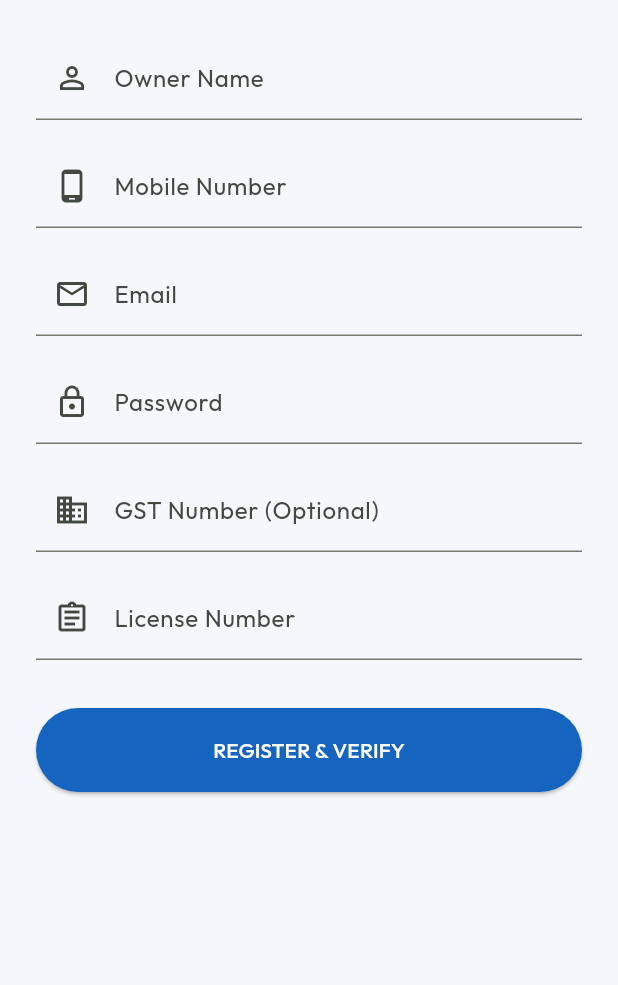
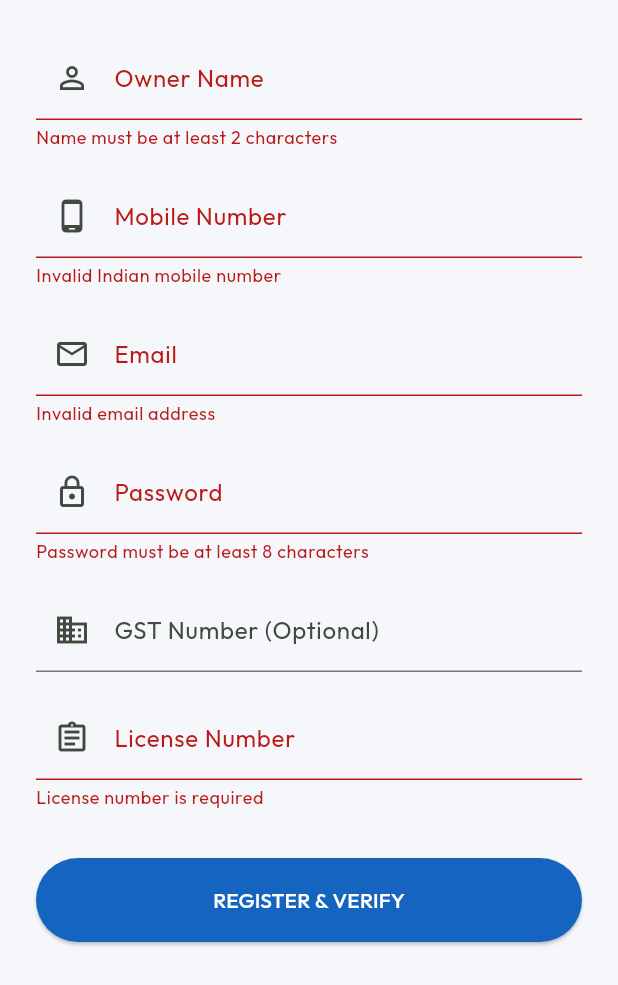
Before and after one commit to raghavkumar09/medicalvyapar-app, a Flutter app: the RegisterView widget shown alone on an empty page, opened directly, after a tap on "REGISTER & VERIFY", on a phone screen of 412 x 824 dp. Shown: the top 985 px of the screen. Run offline on Flutter 3.47's test engine with Material 3 defaults, Android fonts, the phone set to English and light mode, and no system bars; our stand-ins replace dartz, dio, equatable, flutter_bloc, flutter_dotenv, get_it and 3 more; accounts and stored records are empty; network calls fail.

Commit message:
feat(auth): improve error handling and form validation
- Add DioException handling in auth repository with detailed error extraction
* Parse validation errors array from API responses
* Extract message field from error responses
* Provide fallback network error messages
- Enhance SnackBar display logic in OTP and register pages
* Check if route is current before showing messages to prevent orphaned snackbars
* Hide previous snackbars before showing new ones
- Add form validation to register view
* Implement FormKey for form state management
* Validate form before sending OTP request
- Improve input data handling in registration
* Trim whitespace from all text inputs before submission
* Handle optional GST number field correctly
- Better error messaging and user feedback throughout auth flow

```diff
--- a/lib/features/auth/presentation/views/register_view.dart
+++ b/lib/features/auth/presentation/views/register_view.dart
@@ -16,6 +16,7 @@ class RegisterView extends StatefulWidget {
 }
 
 class _RegisterViewState extends State<RegisterView> {
+  final _formKey = GlobalKey<FormState>();
   final _ownerNameController = TextEditingController();
   final _mobileController = TextEditingController();
   final _emailController = TextEditingController();
@@ -24,22 +25,22 @@ class _RegisterViewState extends State<RegisterView> {
   final _passwordController = TextEditingController();
 
   void _handleRegisterClick() {
-    if (_mobileController.text.isEmpty) return;
-
+    if (_formKey.currentState?.validate() ?? false) {
       // Step 1: Send OTP for registration
       context.read<AuthBloc>().add(
             SendOtpRequested(_mobileController.text, 'REGISTRATION'),
           );
     }
+  }
 
   void _completeRegistration() {
     final data = {
-      'name': _ownerNameController.text,
-      'mobileNo': _mobileController.text,
-      'email': _emailController.text,
+      'name': _ownerNameController.text.trim(),
+      'mobileNo': _mobileController.text.trim(),
+      'email': _emailController.text.trim(),
       'password': _passwordController.text,
-      'gstNumber': _gstController.text.isEmpty ? null : _gstController.text,
-      'licenseNumber': _licenseController.text,
+      'gstNumber': _gstController.text.trim().isEmpty ? null : _gstController.text.trim(),
+      'licenseNumber': _licenseController.text.trim(),
     };
     context.read<AuthBloc>().add(RegisterRequested(data));
   }
@@ -67,19 +68,66 @@ class _RegisterViewState extends State<RegisterView> {
       },
       child: SingleChildScrollView(
         padding: const EdgeInsets.all(24),
+        child: Form(
+          key: _formKey,
           child: Column(
             children: [
-            _buildTextField(controller: _ownerNameController, label: 'Owner Name', icon: Icons.person_outline),
+              _buildTextField(
+                controller: _ownerNameController,
+                label: 'Owner Name',
+                icon: Icons.person_outline,
+                validator: (val) => (val == null || val.length < 2) ? 'Name must be at least 2 characters' : null,
+              ),
               const SizedBox(height: 16),
-            _buildTextField(controller: _mobileController, label: 'Mobile Number', icon: Icons.phone_android_outlined, keyboardType: TextInputType.phone),
+              _buildTextField(
+                controller: _mobileController,
+                label: 'Mobile Number',
+                icon: Icons.phone_android_outlined,
+                keyboardType: TextInputType.phone,
+                validator: (val) => (val == null || !RegExp(r'^[6-9]\d{9}$').hasMatch(val)) ? 'Invalid Indian mobile number' : null,
+              ),
               const SizedBox(height: 16),
-            _buildTextField(controller: _emailController, label: 'Email', icon: Icons.email_outlined, keyboardType: TextInputType.emailAddress),
+              _buildTextField(
+                controller: _emailController,
+                label: 'Email',
+                icon: Icons.email_outlined,
+                keyboardType: TextInputType.emailAddress,
+                validator: (val) => (val == null || !RegExp(r'^[\w-\.]+@([\w-]+\.)+[\w-]{2,4}$').hasMatch(val)) ? 'Invalid email address' : null,
+              ),
               const SizedBox(height: 16),
-            _buildTextField(controller: _passwordController, label: 'Password', icon: Icons.lock_outline, isPassword: true),
+              _buildTextField(
+                controller: _passwordController,
+                label: 'Password',
+                icon: Icons.lock_outline,
+                isPassword: true,
+                validator: (val) {
+                  if (val == null || val.length < 8) return 'Password must be at least 8 characters';
+                  if (!RegExp(r'^(?=.*[a-z])(?=.*[A-Z])(?=.*\d)(?=.*[@$!%*?&#])').hasMatch(val)) {
+                    return 'Must contain uppercase, lowercase, number, and special character';
+                  }
+                  return null;
+                },
+              ),
               const SizedBox(height: 16),
-            _buildTextField(controller: _gstController, label: 'GST Number (Optional)', icon: Icons.business_outlined),
+              _buildTextField(
+                controller: _gstController,
+                label: 'GST Number (Optional)',
+                icon: Icons.business_outlined,
+                validator: (val) {
+                  if (val == null || val.trim().isEmpty) return null;
+                  if (!RegExp(r'^\d{2}[A-Z]{5}\d{4}[A-Z]{1}[A-Z\d]{1}[Z]{1}[A-Z\d]{1}$').hasMatch(val)) {
+                    return 'Invalid GST number';
+                  }
+                  return null;
+                },
+              ),
               const SizedBox(height: 16),
-            _buildTextField(controller: _licenseController, label: 'License Number', icon: Icons.assignment_outlined),
+              _buildTextField(
+                controller: _licenseController,
+                label: 'License Number',
+                icon: Icons.assignment_outlined,
+                validator: (val) => (val == null || val.length < 3) ? 'License number is required' : null,
+              ),
               const SizedBox(height: 32),
               BlocBuilder<AuthBloc, AuthState>(
                 builder: (context, state) {
@@ -99,6 +147,7 @@ class _RegisterViewState extends State<RegisterView> {
             ],
           ),
         ),
+      ),
     );
   }
 
@@ -108,11 +157,14 @@ class _RegisterViewState extends State<RegisterView> {
     required IconData icon,
     bool isPassword = false,
     TextInputType? keyboardType,
+    String? Function(String?)? validator,
   }) {
     return TextFormField(
       controller: controller,
       obscureText: isPassword,
       keyboardType: keyboardType,
+      validator: validator,
+      autovalidateMode: AutovalidateMode.onUserInteraction,
       decoration: InputDecoration(labelText: label, prefixIcon: Icon(icon)),
     );
   }
```
Also changed, not shown: lib/features/auth/data/repositories/auth_repository_impl.dart (+17 -1 lines), lib/features/auth/presentation/pages/otp_page.dart (+14 -6 lines), lib/features/auth/presentation/pages/register_page.dart (+12 -6 lines). Lines whose indentation alone changed are shown as unchanged.
